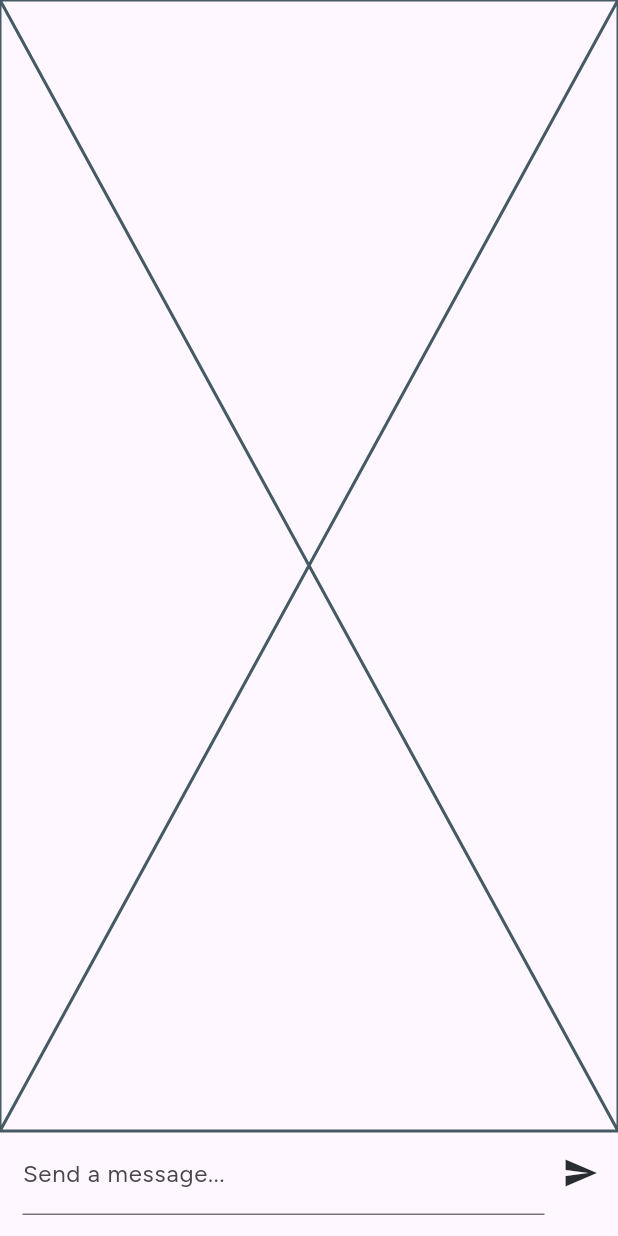
After one commit to Raicodesokwe/visibly, a Flutter app: the ChatScreen screen opened directly, after a tap on the "send" icon, on a phone screen of 412 x 824 dp. The commit adds this screen. Run offline on Flutter 3.47's test engine with Material 3 defaults, Android fonts, the phone set to English and light mode, and no system bars; our stand-ins replace firebase_auth, firebase_core, flutter_dotenv, flutter_secure_storage, flutter_staggered_animations, flutter_svg and 4 more; accounts and stored records are empty.

Commit message:
send messages

```diff
--- /dev/null
+++ b/lib/screens/chat_screen.dart
@@ -0,0 +1,19 @@
+import 'package:flutter/material.dart';
+import 'package:visibly/widgets/chat_messages.dart';
+import 'package:visibly/widgets/new_message.dart';
+
+class ChatScreen extends StatelessWidget {
+  const ChatScreen({super.key});
+
+  @override
+  Widget build(BuildContext context) {
+    return const Scaffold(
+      body: Column(
+        children: [
+          Expanded(child: ChatMessages()),
+          NewMessage()
+        ],
+      ),
+    );
+  }
+}
--- a/lib/screens/home_screen.dart
+++ b/lib/screens/home_screen.dart
@@ -1,5 +1,6 @@
 import 'package:flutter/material.dart';
 import 'package:visibly/screens/accreditations_screen.dart';
+import 'package:visibly/screens/chat_screen.dart';
 import 'package:visibly/services/auth_service.dart';
 import 'package:visibly/utils/common_functions.dart';
 import 'package:visibly/utils/constants.dart';
@@ -52,6 +53,13 @@ class _HomeScreenState extends State<HomeScreen> with TickerProviderStateMixin{
   Widget build(BuildContext context) {
     return SafeArea(
       child: Scaffold(
+        floatingActionButton: FloatingActionButton(
+          backgroundColor: AppColors.appDark,
+          onPressed: (){
+            openScreen(context,const ChatScreen());
+          },
+        child:const Icon(Icons.chat_rounded,color: AppColors.appGreen,),
+        ),
         body: FadeTransition(
             opacity: fadeAnimation,
           child: Padding(
--- a/lib/screens/sign_up_screen.dart
+++ b/lib/screens/sign_up_screen.dart
@@ -118,10 +118,10 @@ _selectedImage=pickedImage;
 setState(() {
                   _isLoading=false;
                 });
-  //                   Future.delayed(const Duration(seconds: 1));
-  // if(mounted){
-  //   openReplaceScreen(context,const HomeScreen());
-  // }
+                    Future.delayed(const Duration(seconds: 1));
+  if(mounted){
+    openReplaceScreen(context,const HomeScreen());
+  }
 
                       } else {
                         // If the form is not valid, do nothing or show an error
--- /dev/null
+++ b/lib/widgets/chat_messages.dart
@@ -0,0 +1,10 @@
+import 'package:flutter/material.dart';
+
+class ChatMessages extends StatelessWidget {
+  const ChatMessages({super.key});
+
+  @override
+  Widget build(BuildContext context) {
+    return const Placeholder();
+  }
+}
--- /dev/null
+++ b/lib/widgets/new_message.dart
@@ -0,0 +1,66 @@
+import 'package:firebase_auth/firebase_auth.dart';
+import 'package:flutter/material.dart';
+import 'package:visibly/utils/constants.dart';
+
+class NewMessage extends StatefulWidget {
+  const NewMessage({super.key});
+
+  @override
+  State<NewMessage> createState() => _NewMessageState();
+}
+
+class _NewMessageState extends State<NewMessage> {
+  final TextEditingController _messageController= TextEditingController();
+  @override
+  void dispose() {
+    _messageController.dispose();
+    super.dispose();
+  }
+  void _submitMessage()async{
+    final enteredMessage=_messageController.text;
+    if(enteredMessage.trim().isEmpty){
+      return;
+    }
+    final uid=FirebaseAuth.instance.currentUser!.uid;
+      // Query the Supabase 'profiles' table for the user profile data by UID
+    final profileData = await supabase
+        .from('profiles')
+        .select()
+        .eq('id', uid)
+        .single(); // .single() to fetch one record only
+//send to supabase
+await supabase.from('chat').insert({
+                          'id':uid,
+                          'username':profileData['username'],
+                          'avatar_url':profileData['avatar_url'],
+                          'message':enteredMessage
+                         })
+      .eq('id', uid);  // Add condition to update where id matches the Firebase UID
+    _messageController.clear();
+  }
+  @override
+  Widget build(BuildContext context) {
+    return Padding(padding: const EdgeInsets.only(
+      left: 15,
+      right: 1,
+      bottom: 14
+    ),
+    child: Row(
+      children: [
+        Expanded(child: TextField(
+          controller: _messageController,
+            textCapitalization: TextCapitalization.sentences,
+            autocorrect: true,
+            enableSuggestions: true,
+            decoration:const InputDecoration(
+              labelText: 'Send a message...'
+            ),
+        )),
+        IconButton(
+          color: AppColors.appDark,
+          onPressed: _submitMessage, icon:const Icon(Icons.send))
+      ],
+    ),
+    );
+  }
+}
```
